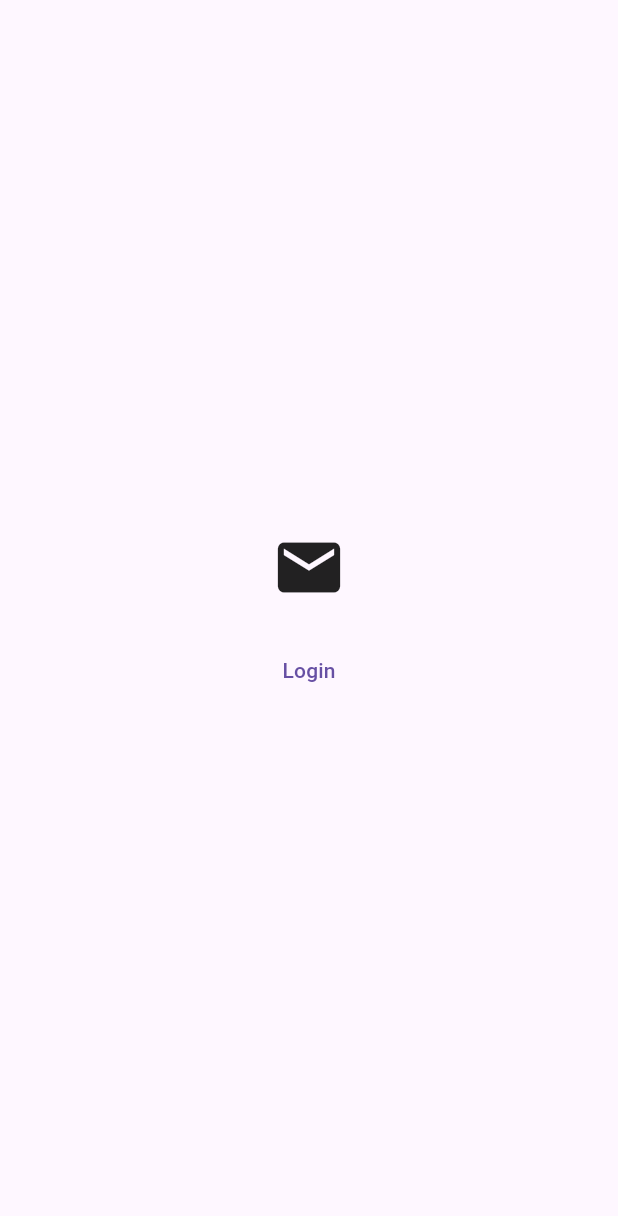
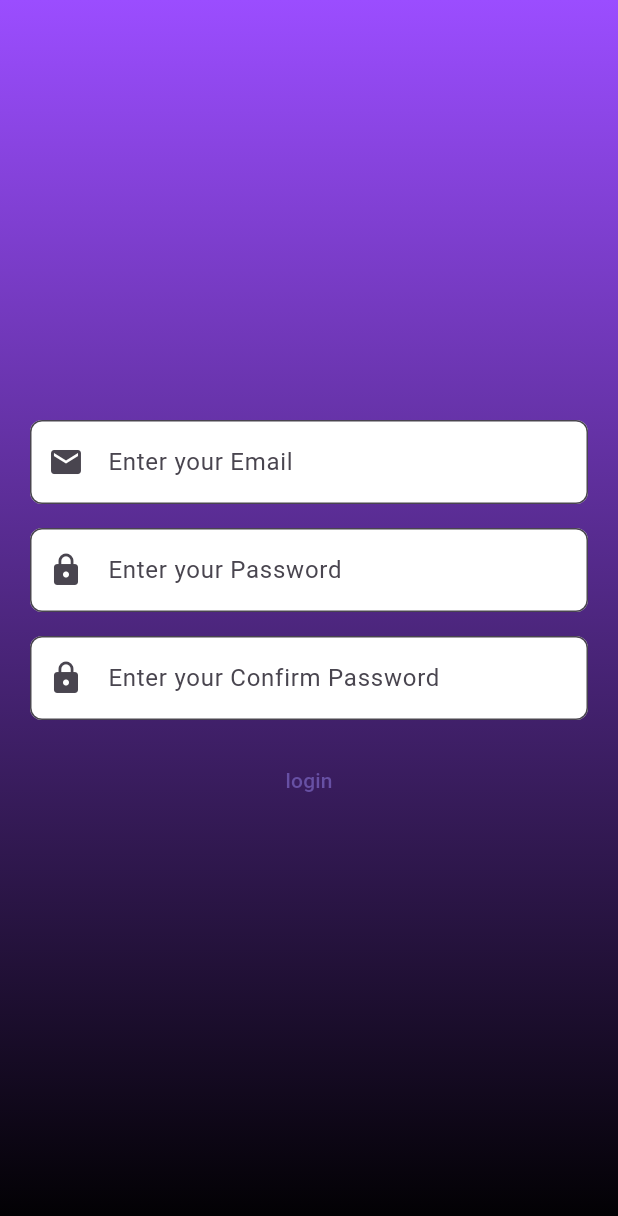
Before and after one commit to DangKhoa23123/English-App, a Flutter app: the screen it shows after launch, after a tap on "Register", on a phone screen of 412 x 824 dp. Shown: the top 1216 px of the screen. Run offline on Flutter 3.47's test engine with Material 3 defaults, Android fonts, the phone set to English and light mode, and no system bars.

Commit message:
update code

```diff
--- a/lib/UI/TextField/textField.dart
+++ b/lib/UI/TextField/textField.dart
@@ -10,7 +10,7 @@ class CustomTextField {
     bool obscure = false,
   }) {
     return Padding(
-      padding: const EdgeInsets.symmetric(horizontal: 20.0),
+      padding: const EdgeInsets.symmetric(horizontal: 20),
       child: TextField(
         controller: controller,
         obscureText: obscure,
--- a/lib/login and register/login/login.dart
+++ b/lib/login and register/login/login.dart
@@ -1,8 +1,9 @@
 import 'package:flutter/material.dart';
+import 'package:new_app/UI/Button/button.dart';
 import 'package:new_app/UI/TextField/textField.dart';
-import 'package:new_app/color/color.dart';
 import 'package:new_app/gradient/gradient.dart';
 import 'package:new_app/login%20and%20register/register/register.dart';
+import 'package:new_app/screen/ScreenHome/home_screen.dart';
 
 class LoginScreenState extends StatefulWidget {
   const LoginScreenState({super.key});
@@ -35,13 +36,25 @@ class _LoginScreenStateState extends State<LoginScreenState> {
                 icon: Icons.lock,
                 obscure: true,
               ),
-              const SizedBox(height: 16),
-              TextButton(onPressed: () {}, child: const Text('Login')),
+              CustomButton.build(
+                name: 'login',
+                onPressed: () {
+                  Navigator.push(
+                    context,
+                    MaterialPageRoute(
+                      builder: (context) {
+                        return const HomeScreen();
+                      },
+                    ),
+                  );
+                },
+              ),
               TextButton(
                 onPressed: () {},
                 child: const Text('Forgot password?'),
               ),
-              TextButton.icon(
+              CustomButton.build(
+                name: 'Register',
                 onPressed: () {
                   Navigator.push(
                     context,
@@ -52,7 +65,6 @@ class _LoginScreenStateState extends State<LoginScreenState> {
                     ),
                   );
                 },
-                label: const Text('Register'),
               ),
             ],
           ),
--- a/lib/login and register/register/register.dart
+++ b/lib/login and register/register/register.dart
@@ -1,5 +1,9 @@
 import 'package:flutter/material.dart';
+import 'package:new_app/UI/Button/button.dart';
 import 'package:new_app/login%20and%20register/login/login.dart';
+import 'package:new_app/gradient/gradient.dart';
+import 'package:new_app/UI/TextField/textField.dart';
+
 
 class RegisterScreenState extends StatefulWidget {
   const RegisterScreenState({super.key});
@@ -12,13 +16,33 @@ class _RegisterScreenStateState extends State<RegisterScreenState> {
   @override
   Widget build(BuildContext context) {
     return Scaffold(
-      body: Center(
+      body: Container(
+        decoration: const BoxDecoration(
+          gradient: GraPrimaryBlack.purpleToBlack,
+        ),
+        child: Center(
           child: Column(
             mainAxisSize: MainAxisSize.min,
             children: [
-            Container(child: const Icon(Icons.email, size: 50)),
-            const SizedBox(height: 20),
-            TextButton.icon(
+              CustomTextField.build(
+                hint: "Enter your Email",
+                icon: Icons.email,
+              ),
+              const SizedBox(height: 16),
+              CustomTextField.build(
+                hint: "Enter your Password",
+                icon: Icons.lock,
+                obscure: true,
+              ),
+              const SizedBox(height: 16),
+              CustomTextField.build(
+                hint: "Enter your Confirm Password",
+                icon: Icons.lock,
+                obscure: true,
+              ),
+              const SizedBox(height: 16),
+              CustomButton.build(
+                name: 'login',
                 onPressed: () {
                   Navigator.push(
                     context,
@@ -29,9 +53,9 @@ class _RegisterScreenStateState extends State<RegisterScreenState> {
                     ),
                   );
                 },
-              label: const Text('Login'),
               ),
             ],
+          ),
         ),
       ),
     );
```
Also changed, not shown: lib/UI/Button/button.dart (+8 -15 lines), lib/screen/ScreenHome/home_screen.dart (added, +21 -0 lines), lib/screen/ScreenProfile/profile_screen.dart (added). Lines whose indentation alone changed are shown as unchanged.
